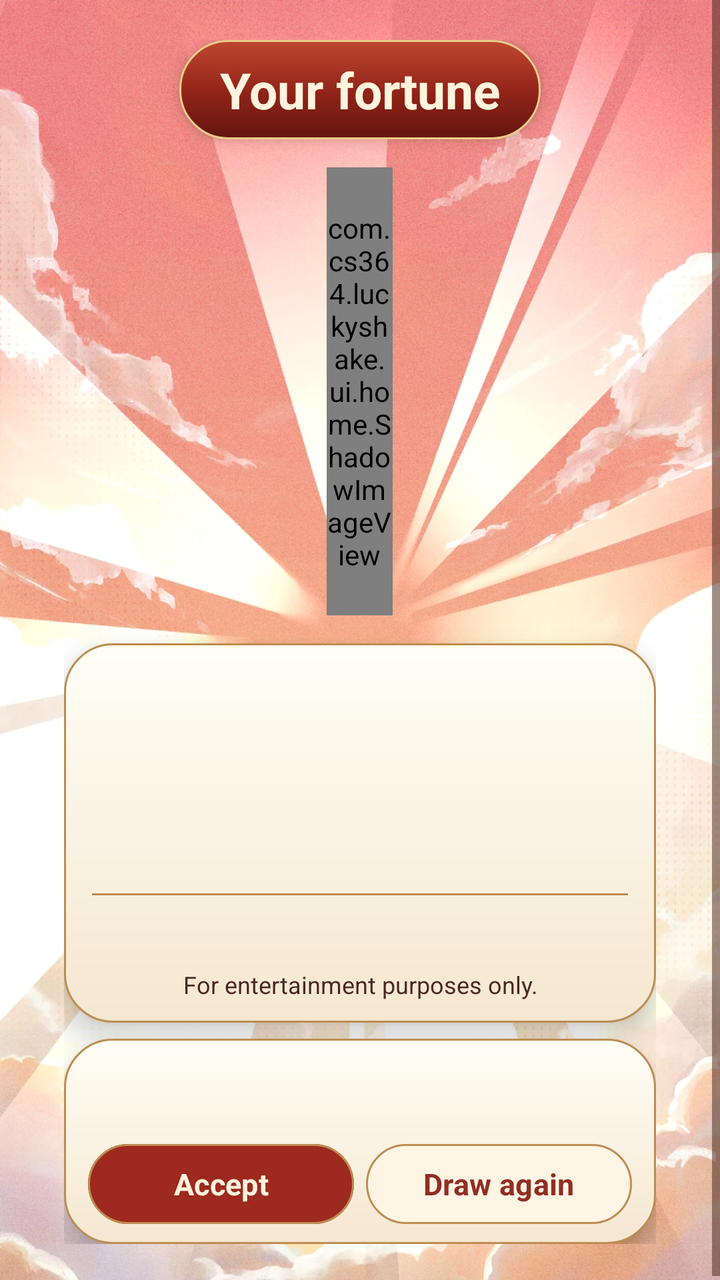
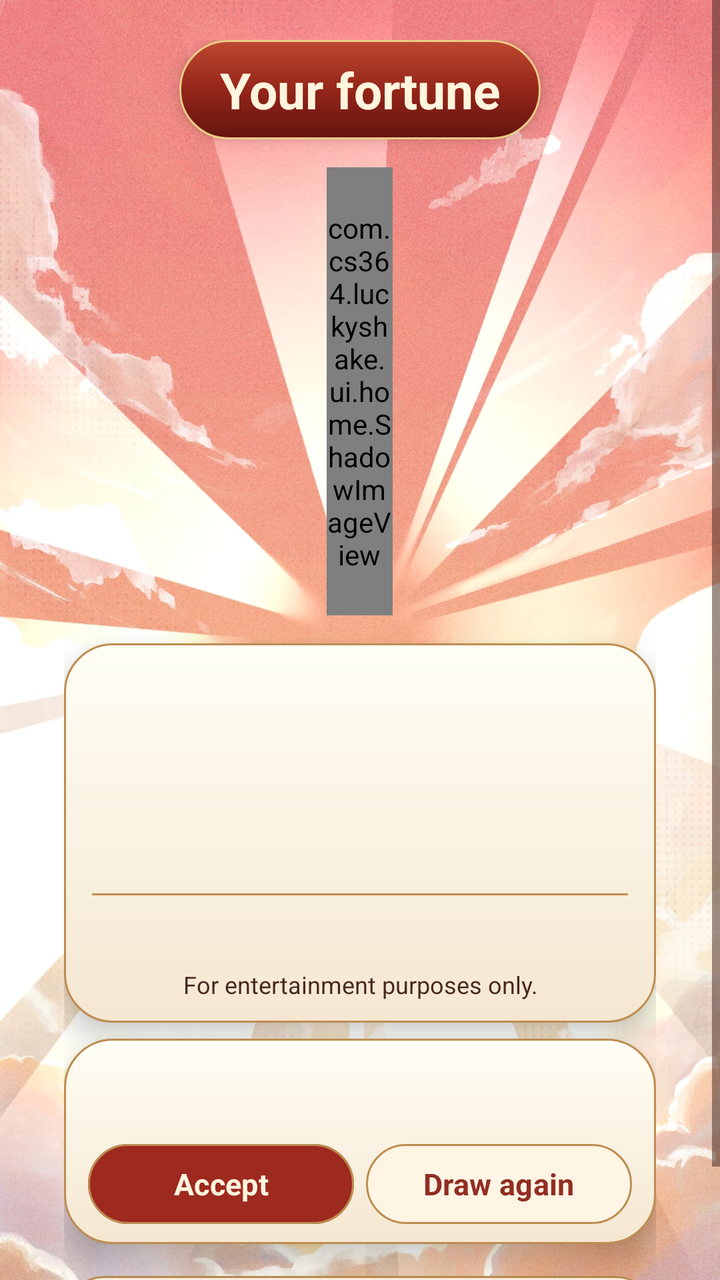

The first picture is an Android layout as it rendered before a commit; the second is the same layout after the commit. The layout source and the unified diff follow.
<!-- AndroidManifest.xml: application theme Theme.LuckyShake -->
<!-- res/layout/activity_result.xml -->
<?xml version="1.0" encoding="utf-8"?>
<FrameLayout xmlns:android="http://schemas.android.com/apk/res/android"
    xmlns:app="http://schemas.android.com/apk/res-auto"
    android:layout_width="match_parent"
    android:layout_height="match_parent"
    android:theme="@style/ThemeOverlay.LuckyShake.Home">

    <ImageView
        android:layout_width="match_parent"
        android:layout_height="match_parent"
        android:importantForAccessibility="no"
        android:scaleType="centerCrop"
        android:src="@drawable/result_sky" />

    <ScrollView
        android:id="@+id/result_root"
        android:layout_width="match_parent"
        android:layout_height="match_parent"
        android:fillViewport="true">

        <LinearLayout
            android:layout_width="match_parent"
            android:layout_height="wrap_content"
            android:gravity="center_horizontal"
            android:orientation="vertical"
            android:paddingStart="32dp"
            android:paddingTop="20dp"
            android:paddingEnd="32dp"
            android:paddingBottom="20dp">

            <Space
                android:layout_width="1dp"
                android:layout_height="0dp"
                android:layout_weight="4" />

            <TextView
                android:id="@+id/result_title_fortune"
                android:layout_width="wrap_content"
                android:layout_height="wrap_content"
                android:background="@drawable/result_title_background"
                android:elevation="4dp"
                android:fontFamily="sans-serif"
                android:gravity="center"
                android:paddingHorizontal="20dp"
                android:paddingVertical="8dp"
                android:text="@string/result_title_fortune"
                android:textColor="@color/home_thumb"
                android:textSize="25sp"
                android:textStyle="bold" />

            <FrameLayout
                android:layout_width="match_parent"
                android:layout_height="252dp"
                android:clipChildren="false">

                <com.cs364.luckyshake.ui.home.ShadowImageView
                    android:id="@+id/result_image_stick"
                    android:layout_width="33dp"
                    android:layout_height="224dp"
                    android:layout_gravity="center"
                    android:importantForAccessibility="no"
                    app:srcCompat="@drawable/home_stick" />
            </FrameLayout>

            <LinearLayout
                android:layout_width="match_parent"
                android:layout_height="wrap_content"
                android:background="@drawable/home_filter_card"
                android:elevation="9dp"
                android:orientation="vertical"
                android:paddingHorizontal="14dp"
                android:paddingVertical="11dp">

                <TextView
                    android:id="@+id/result_label_stick"
                    android:layout_width="match_parent"
                    android:layout_height="wrap_content"
                    android:gravity="center"
                    android:textColor="@color/home_accent"
                    android:textSize="14sp"
                    android:textStyle="bold" />
                <TextView
                    android:id="@+id/result_label_menu"
                    android:layout_width="match_parent"
                    android:layout_height="wrap_content"
                    android:gravity="center"
                    android:textColor="@color/home_ink"
                    android:textSize="21sp"
                    android:layout_marginTop="4dp"
                    android:textStyle="bold"
                    android:fontFamily="sans-serif" />
                <TextView
                    android:id="@+id/result_label_type_tags"
                    android:layout_width="match_parent"
                    android:layout_height="wrap_content"
                    android:gravity="center"
                    android:textColor="@color/home_ink"
                    android:textSize="14sp"
                    android:layout_marginTop="5dp" />
                <TextView
                    android:id="@+id/result_label_stars"
                    android:layout_width="match_parent"
                    android:layout_height="wrap_content"
                    android:gravity="center"
                    android:textColor="@color/home_accent"
                    android:textSize="17sp"
                    android:layout_marginTop="8dp"
                    android:textStyle="bold" />

                <View
                    android:layout_width="match_parent"
                    android:layout_height="1dp"
                    android:layout_marginTop="8dp"
                    android:background="@color/home_outline"
                    android:importantForAccessibility="no" />

                <TextView
                    android:id="@+id/result_label_fortune"
                    android:layout_width="match_parent"
                    android:layout_height="wrap_content"
                    android:gravity="center"
                    android:textColor="@color/home_ink"
                    android:textSize="15sp"
                    android:layout_marginTop="8dp" />
                <TextView
                    android:id="@+id/result_msg_disclaimer"
                    android:layout_width="match_parent"
                    android:layout_height="wrap_content"
                    android:gravity="center"
                    android:textColor="@color/home_ink"
                    android:textSize="12sp"
                    android:layout_marginTop="8dp"
                    android:text="@string/result_msg_disclaimer" />
            </LinearLayout>

            <LinearLayout
                android:layout_width="match_parent"
                android:layout_height="wrap_content"
                android:layout_marginTop="8dp"
                android:background="@drawable/home_filter_card"
                android:elevation="9dp"
                android:orientation="vertical"
                android:paddingStart="12dp"
                android:paddingTop="6dp"
                android:paddingEnd="12dp"
                android:paddingBottom="6dp">

                <TextView
                    android:id="@+id/result_label_quota"
                    android:layout_width="match_parent"
                    android:layout_height="wrap_content"
                    android:gravity="center"
                    android:textColor="@color/home_ink"
                    android:textSize="13sp"
                    android:layout_marginTop="3dp" />
                <TextView
                    android:id="@+id/result_label_status"
                    android:layout_width="match_parent"
                    android:layout_height="wrap_content"
                    android:gravity="center"
                    android:textColor="@color/home_ink"
                    android:textSize="14sp"
                    android:layout_marginTop="3dp"
                    android:textStyle="bold"
                    android:accessibilityLiveRegion="polite" />

                <LinearLayout
                    android:layout_width="match_parent"
                    android:layout_height="wrap_content"
                    android:orientation="horizontal">

                    <com.google.android.material.button.MaterialButton
                        android:foreground="@drawable/button_depth_glaze"
                    android:elevation="6dp"
                    android:id="@+id/result_btn_accept"
                        android:layout_width="0dp"
                        android:layout_weight="1"
                        android:layout_height="wrap_content"
                        android:minHeight="48dp"
                        android:text="@string/result_btn_accept"
                        android:textColor="@color/home_thumb"
                        android:textSize="15sp"
                        android:textStyle="bold"
                        app:backgroundTint="@color/home_draw_tint"
                        app:cornerRadius="26dp"
                        app:strokeColor="@color/home_outline"
                        app:strokeWidth="1dp" />
                    <com.google.android.material.button.MaterialButton
                        android:id="@+id/result_btn_redraw"
                        android:layout_marginStart="6dp"
                        style="@style/Widget.Material3.Button.OutlinedButton"
                        android:layout_width="0dp"
                        android:layout_weight="1"
                        android:layout_height="wrap_content"
                        android:minHeight="48dp"
                        android:text="@string/result_btn_redraw"
                        android:textColor="@color/result_secondary_text"
                        android:textSize="15sp"
                        android:textStyle="bold"
                        app:backgroundTint="@color/home_paper"
                        app:cornerRadius="26dp"
                        app:strokeColor="@color/home_outline"
                        app:strokeWidth="1dp" />
                    <com.google.android.material.button.MaterialButton
                        android:foreground="@drawable/button_depth_glaze"
                    android:elevation="6dp"
                    android:id="@+id/result_btn_home"
                        android:layout_width="0dp"
                        android:layout_weight="1"
                        android:layout_height="wrap_content"
                        android:minHeight="48dp"
                        android:text="@string/result_btn_home"
                        android:textColor="@color/home_thumb"
                        android:textSize="15sp"
                        android:textStyle="bold"
                        android:visibility="gone"
                        app:backgroundTint="@color/home_draw_tint"
                        app:cornerRadius="26dp"
                        app:strokeColor="@color/home_outline"
                        app:strokeWidth="1dp" />
                </LinearLayout>
            </LinearLayout>
            <Space
                android:layout_width="1dp"
                android:layout_height="0dp"
                android:layout_weight="1" />
        </LinearLayout>
    </ScrollView>
</FrameLayout>
<!-- resources referenced by this layout -->
<resources>
  <color name="home_accent">#922E23</color>
  <color name="home_ink">#472820</color>
  <color name="home_outline">#BD8D52</color>
  <color name="home_paper">#FFF5E5</color>
  <color name="home_thumb">#FFF4DD</color>
  <!-- drawable button_depth_glaze (drawable) -->
  <shape xmlns:android="http://schemas.android.com/apk/res/android">
      <gradient android:angle="270" android:startColor="#26FFE5B0" android:centerColor="#00000000" android:endColor="#500E0000" />
      <stroke android:width="1dp" android:color="#90EDC783" />
      <corners android:radius="30dp" />
  </shape>
  <!-- drawable home_filter_card (drawable) -->
  <shape xmlns:android="http://schemas.android.com/apk/res/android">
      <gradient android:angle="270" android:startColor="@color/depth_card_top" android:endColor="@color/depth_card_bottom" />
      <stroke android:width="1dp" android:color="@color/home_outline" />
      <corners android:radius="24dp" />
  </shape>
  <!-- drawable home_stick: webp bitmap (drawable-nodpi, 2946 bytes) -->
  <!-- drawable result_sky: webp bitmap (drawable-night-nodpi, 554912 bytes) -->
  <!-- drawable result_title_background (drawable) -->
  <shape xmlns:android="http://schemas.android.com/apk/res/android">
      <gradient android:angle="270" android:startColor="#BD4830" android:centerColor="#942519" android:endColor="#63150F" />
      <stroke android:width="1dp" android:color="#ECCB87" />
      <corners android:radius="24dp" />
  </shape>
  <string name="result_btn_accept">Accept</string>
  <string name="result_btn_home">Back to Home</string>
  <string name="result_btn_redraw">Draw again</string>
  <string name="result_msg_disclaimer">For entertainment purposes only.</string>
  <string name="result_title_fortune">Your fortune</string>
  <style name="ThemeOverlay.LuckyShake.Home" parent="">
          <item name="android:fontFamily">sans-serif</item>
          <item name="android:textColorPrimary">@color/home_ink</item>
          <item name="android:textColorSecondary">@color/home_ink</item>
          <item name="colorOnSurface">@color/home_ink</item>
      </style>
  <style name="Theme.LuckyShake" parent="Base.Theme.LuckyShake" />
  <color name="depth_card_top">#FFFEF5</color>
  <color name="depth_card_bottom">#F5E7D1</color>
  <style name="Base.Theme.LuckyShake" parent="Theme.Material3.DayNight.NoActionBar">
          <item name="colorPrimary">@color/app_primary</item>
          <item name="colorOnPrimary">@color/app_on_primary</item>
          <item name="android:textColorLink">@color/app_link</item>
          <item name="colorSecondary">@color/app_accent</item>
          <item name="colorSurface">@color/app_surface</item>
          <item name="colorOnSurface">@color/app_on_surface</item>
          <item name="android:colorBackground">@color/app_background</item>
          <item name="colorOnBackground">@color/app_on_surface</item>
      </style>
  <color name="app_primary">#C52D22</color>
  <color name="app_on_primary">#FFFFFF</color>
  <color name="app_link">#8F1D16</color>
  <color name="app_accent">#E4A342</color>
  <color name="app_surface">#FFF5DF</color>
  <color name="app_on_surface">#35211D</color>
  <color name="app_background">#FFE7C2</color>
</resources>

<!-- the commit's change to res/layout/activity_result.xml (unified diff, before → after) -->
@@ -63,6 +63,7 @@
             </FrameLayout>
 
             <LinearLayout
+                android:id="@+id/result_card"
                 android:layout_width="match_parent"
                 android:layout_height="wrap_content"
                 android:background="@drawable/home_filter_card"
@@ -220,6 +221,20 @@
                         app:strokeWidth="1dp" />
                 </LinearLayout>
             </LinearLayout>
+            <com.google.android.material.button.MaterialButton
+                android:id="@+id/result_btn_save_image"
+                style="@style/Widget.Material3.Button.OutlinedButton"
+                android:layout_width="match_parent"
+                android:layout_height="wrap_content"
+                android:layout_marginTop="12dp"
+                android:minHeight="48dp"
+                android:text="@string/result_save_image"
+                android:textColor="@color/home_ink"
+                app:backgroundTint="@color/home_paper"
+                app:cornerRadius="26dp"
+                app:strokeColor="@color/home_outline"
+                app:strokeWidth="1dp" />
+
             <Space
                 android:layout_width="1dp"
                 android:layout_height="0dp"
<!-- resource entries referenced after the edit -->
@@ -29,6 +29,7 @@
   <string name="result_btn_home">Back to Home</string>
   <string name="result_btn_redraw">Draw again</string>
   <string name="result_msg_disclaimer">For entertainment purposes only.</string>
+  <string name="result_save_image">Save result image</string>
   <string name="result_title_fortune">Your fortune</string>
   <style name="ThemeOverlay.LuckyShake.Home" parent="">
           <item name="android:fontFamily">sans-serif</item>
